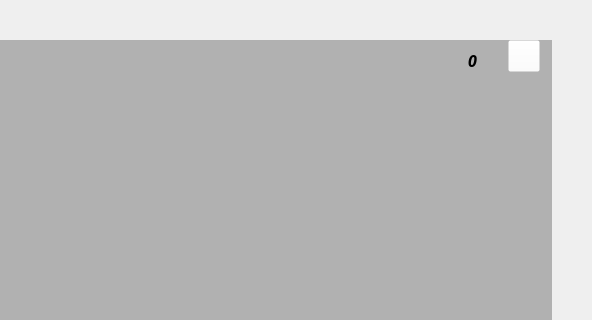
Above: mainwidget.ui from bstee615/project before the change; both pictures show x 432 to 1024 and y 0 to 320 of the 1024 by 768 pixel window. Below: the same form after it.
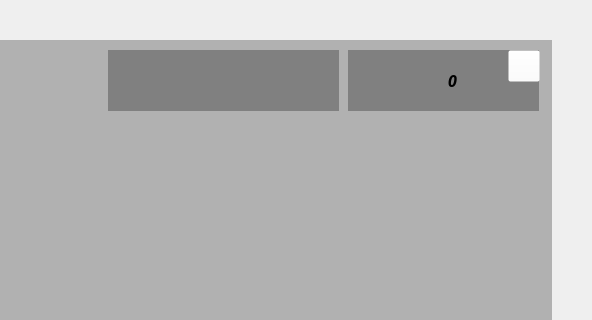
That is the form after the change. Icons and pictures are not drawn.

```diff
--- a/mainwidget.ui
+++ b/mainwidget.ui
@@ -44,8 +44,8 @@
    <widget class="QLabel" name="lblScore">
     <property name="geometry">
      <rect>
-      <x>860</x>
-      <y>10</y>
+      <x>840</x>
+      <y>30</y>
       <width>61</width>
       <height>21</height>
      </rect>
@@ -66,8 +66,8 @@
    <widget class="QLabel" name="lblLife1">
     <property name="geometry">
      <rect>
-      <x>830</x>
-      <y>0</y>
+      <x>810</x>
+      <y>20</y>
       <width>31</width>
       <height>41</height>
      </rect>
@@ -85,8 +85,8 @@
    <widget class="QLabel" name="lblLife2">
     <property name="geometry">
      <rect>
-      <x>800</x>
-      <y>0</y>
+      <x>780</x>
+      <y>20</y>
       <width>31</width>
       <height>41</height>
      </rect>
@@ -104,8 +104,8 @@
    <widget class="QLabel" name="lblLife3">
     <property name="geometry">
      <rect>
-      <x>770</x>
-      <y>0</y>
+      <x>750</x>
+      <y>20</y>
       <width>31</width>
       <height>41</height>
      </rect>
@@ -146,7 +146,7 @@
     <property name="geometry">
      <rect>
       <x>900</x>
-      <y>0</y>
+      <y>10</y>
       <width>32</width>
       <height>32</height>
      </rect>
@@ -177,6 +177,130 @@
      <bool>false</bool>
     </property>
    </widget>
+   <widget class="QLabel" name="lblPowerScore">
+    <property name="geometry">
+     <rect>
+      <x>680</x>
+      <y>20</y>
+      <width>41</width>
+      <height>41</height>
+     </rect>
+    </property>
+    <property name="text">
+     <string/>
+    </property>
+    <property name="pixmap">
+     <pixmap resource="resources.qrc">:/images/powerscore.png</pixmap>
+    </property>
+    <property name="scaledContents">
+     <bool>true</bool>
+    </property>
+   </widget>
+   <widget class="QLabel" name="lblPowerShield">
+    <property name="geometry">
+     <rect>
+      <x>630</x>
+      <y>20</y>
+      <width>41</width>
+      <height>41</height>
+     </rect>
+    </property>
+    <property name="text">
+     <string/>
+    </property>
+    <property name="pixmap">
+     <pixmap resource="resources.qrc">:/images/powershield.png</pixmap>
+    </property>
+    <property name="scaledContents">
+     <bool>true</bool>
+    </property>
+   </widget>
+   <widget class="QLabel" name="lblPowerJump">
+    <property name="geometry">
+     <rect>
+      <x>510</x>
+      <y>20</y>
+      <width>51</width>
+      <height>41</height>
+     </rect>
+    </property>
+    <property name="text">
+     <string/>
+    </property>
+    <property name="pixmap">
+     <pixmap resource="resources.qrc">:/images/powerjump.png</pixmap>
+    </property>
+    <property name="scaledContents">
+     <bool>true</bool>
+    </property>
+   </widget>
+   <widget class="QLabel" name="lblPowerSpeed">
+    <property name="geometry">
+     <rect>
+      <x>570</x>
+      <y>20</y>
+      <width>51</width>
+      <height>41</height>
+     </rect>
+    </property>
+    <property name="text">
+     <string/>
+    </property>
+    <property name="pixmap">
+     <pixmap resource="resources.qrc">:/images/powerrun.png</pixmap>
+    </property>
+    <property name="scaledContents">
+     <bool>true</bool>
+    </property>
+   </widget>
+   <widget class="QLabel" name="lblPowerups">
+    <property name="geometry">
+     <rect>
+      <x>500</x>
+      <y>10</y>
+      <width>231</width>
+      <height>61</height>
+     </rect>
+    </property>
+    <property name="styleSheet">
+     <string notr="true">background-color:gray</string>
+    </property>
+    <property name="text">
+     <string/>
+    </property>
+    <property name="indent">
+     <number>-4</number>
+    </property>
+   </widget>
+   <widget class="QLabel" name="lblHealth">
+    <property name="geometry">
+     <rect>
+      <x>740</x>
+      <y>10</y>
+      <width>191</width>
+      <height>61</height>
+     </rect>
+    </property>
+    <property name="styleSheet">
+     <string notr="true">background-color:gray</string>
+    </property>
+    <property name="text">
+     <string/>
+    </property>
+   </widget>
+   <zorder>lblBackground</zorder>
+   <zorder>lblTimeLeft</zorder>
+   <zorder>lblPowerups</zorder>
+   <zorder>lblPowerSpeed</zorder>
+   <zorder>lblPowerJump</zorder>
+   <zorder>lblPowerShield</zorder>
+   <zorder>lblPowerScore</zorder>
+   <zorder>lblHealth</zorder>
+   <zorder>lblLife3</zorder>
+   <zorder>lblLife2</zorder>
+   <zorder>lblLife1</zorder>
+   <zorder>lblScore</zorder>
+   <zorder>PBpause</zorder>
   </widget>
  </widget>
  <layoutdefault spacing="6" margin="11"/>
```
